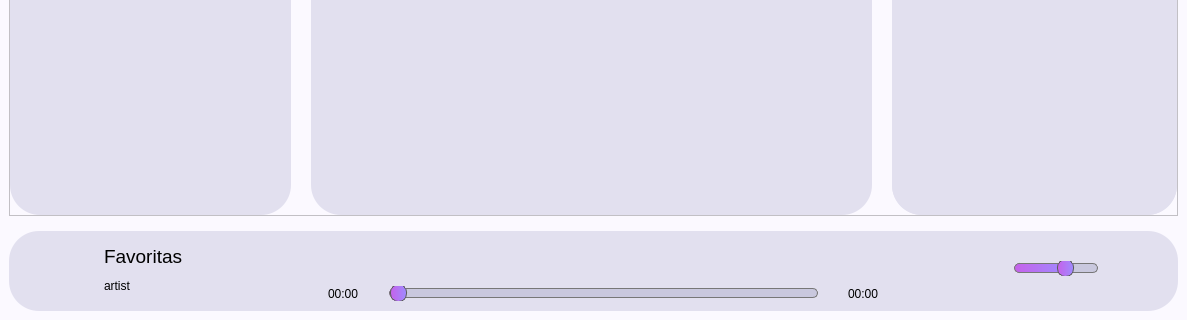
First picture: the form in python/programacion 3/Proyecto 2/reproductor_de_musica_ui.ui, repository AndHak/Universidad-Semestre3, before the edit; both pictures show x 0 to 1187 and y 467 to 787 of the 1187 by 787 pixel window.
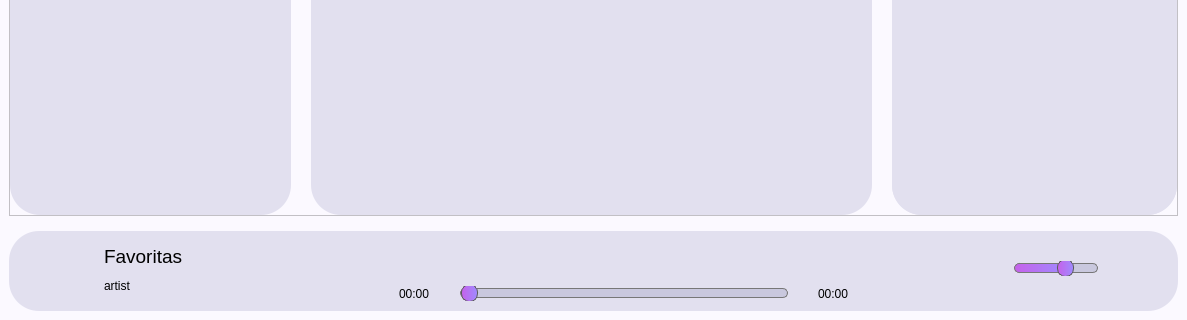
Second picture: the form after the edit. Icons and pictures are not drawn.

```diff
--- a/python/programacion 3/Proyecto 2/reproductor_de_musica_ui.ui
+++ b/python/programacion 3/Proyecto 2/reproductor_de_musica_ui.ui
@@ -2128,7 +2128,7 @@
                   <enum>Qt::Horizontal</enum>
                  </property>
                  <property name="sizeType">
-                  <enum>QSizePolicy::Preferred</enum>
+                  <enum>QSizePolicy::Expanding</enum>
                  </property>
                  <property name="sizeHint" stdset="0">
                   <size>
@@ -2533,6 +2533,9 @@
              </item>
              <item row="0" column="0">
               <layout class="QGridLayout" name="gridLayout_10">
+               <property name="sizeConstraint">
+                <enum>QLayout::SetDefaultConstraint</enum>
+               </property>
                <property name="horizontalSpacing">
                 <number>15</number>
                </property>
@@ -2626,6 +2629,12 @@
                    <height>20</height>
                   </size>
                  </property>
+                 <property name="maximumSize">
+                  <size>
+                   <width>150</width>
+                   <height>16777215</height>
+                  </size>
+                 </property>
                  <property name="text">
                   <string>artist</string>
                  </property>
@@ -2641,10 +2650,16 @@
                  </property>
                  <property name="minimumSize">
                   <size>
-                   <width>0</width>
+                   <width>150</width>
                    <height>40</height>
                   </size>
                  </property>
+                 <property name="maximumSize">
+                  <size>
+                   <width>150</width>
+                   <height>16777215</height>
+                  </size>
+                 </property>
                  <property name="font">
                   <font>
                    <pointsize>14</pointsize>
@@ -2667,7 +2682,7 @@
                   <enum>Qt::Horizontal</enum>
                  </property>
                  <property name="sizeType">
-                  <enum>QSizePolicy::Minimum</enum>
+                  <enum>QSizePolicy::MinimumExpanding</enum>
                  </property>
                  <property name="sizeHint" stdset="0">
                   <size>
```
Left out of the diff: 4 changed lines with no effect on the pictures.
